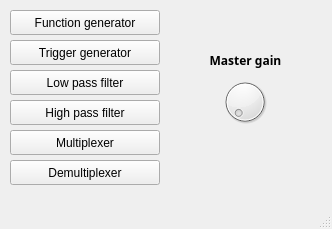
The window that main.ui (georgekontogiorgos/synth) describes before a commit, drawn with Qt 5.
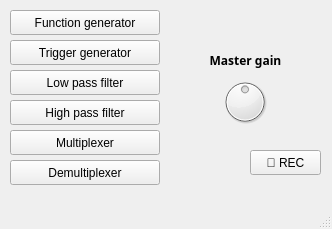
The same window after the commit.

```diff
--- a/main.ui
+++ b/main.ui
@@ -72,6 +72,12 @@
       <height>64</height>
      </rect>
     </property>
+    <property name="maximum">
+     <number>100</number>
+    </property>
+    <property name="value">
+     <number>50</number>
+    </property>
    </widget>
    <widget class="QPushButton" name="pushButton_2">
     <property name="geometry">
@@ -125,6 +131,19 @@
      <string>Demultiplexer</string>
     </property>
    </widget>
+   <widget class="QPushButton" name="pushButton_6">
+    <property name="geometry">
+     <rect>
+      <x>250</x>
+      <y>150</y>
+      <width>71</width>
+      <height>25</height>
+     </rect>
+    </property>
+    <property name="text">
+     <string>🔴 REC</string>
+    </property>
+   </widget>
   </widget>
   <widget class="QMenuBar" name="menubar">
    <property name="geometry">
```
Left out of the diff: 2 changed lines with no effect on the pictures.
